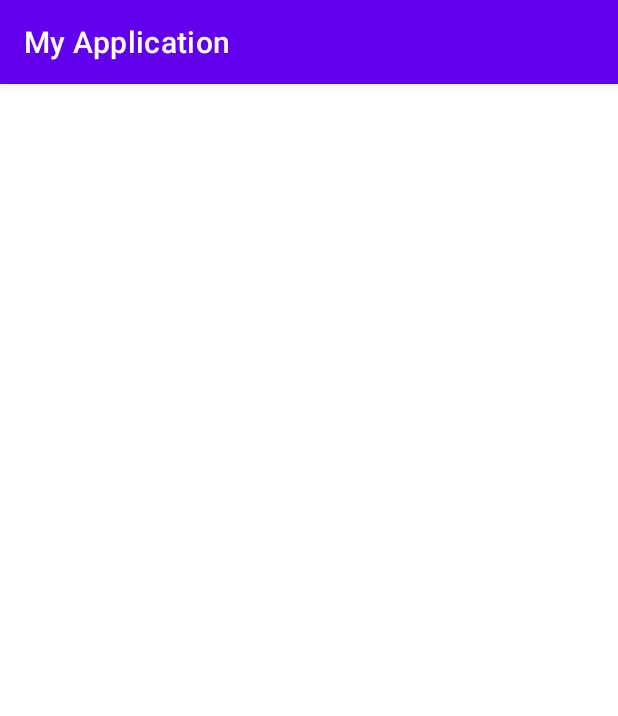
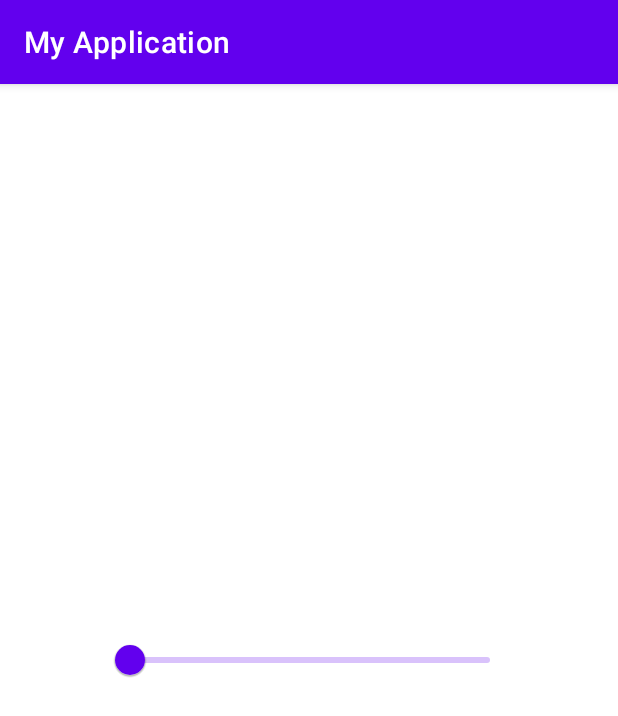
Before and after one commit to Demacia5635/scouting-app-speedrun, an Android app: the AutonomousActivity screen opened directly, with no data from a screen before it, on a phone screen of 412 x 824 dp. Shown: the top 716 px of the screen. Run offline under Robolectric (Android 15) with nearby library versions, the phone set to English and light mode, and no system bars; our stand-ins replace Firebase (no records; nobody signed in at launch, a user with empty details on screens opened directly).

```diff
--- a/app/src/main/res/layout/activity_autonomous.xml
+++ b/app/src/main/res/layout/activity_autonomous.xml
@@ -1,9 +1,18 @@
 <?xml version="1.0" encoding="utf-8"?>
-<androidx.constraintlayout.widget.ConstraintLayout xmlns:android="http://schemas.android.com/apk/res/android"
+<LinearLayout xmlns:android="http://schemas.android.com/apk/res/android"
     xmlns:app="http://schemas.android.com/apk/res-auto"
     xmlns:tools="http://schemas.android.com/tools"
+    android:id="@+id/linearlayout"
     android:layout_width="match_parent"
     android:layout_height="match_parent"
+    android:orientation="vertical"
+    android:gravity="center"
     tools:context=".AutonomousActivity">
 
-</androidx.constraintlayout.widget.ConstraintLayout>
+    <com.google.android.material.slider.Slider
+        android:layout_width="270dp"
+        android:layout_height="100dp"
+        android:valueFrom="0"
+        android:valueTo="10" />
+
+</LinearLayout>
```
Also changed, not shown: app/src/main/java/com/example/myapplication/AutonomousActivity.java (+45 -1 lines), app/src/main/java/com/example/myapplication/LoginActivity.java (+45 -6 lines).
